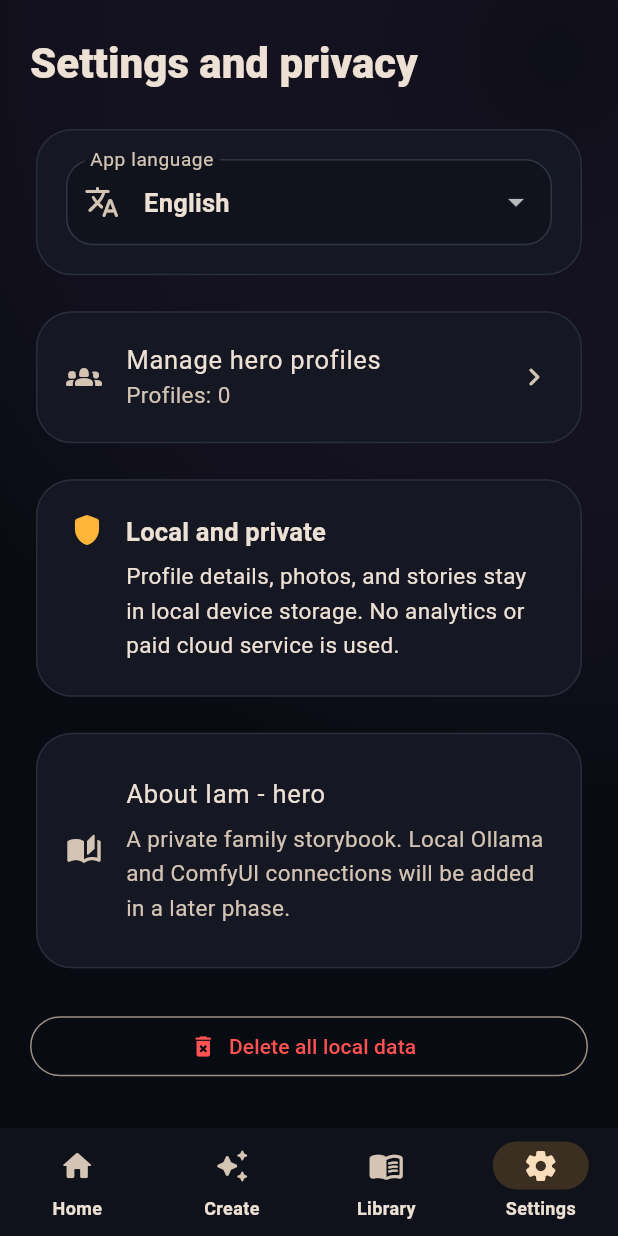
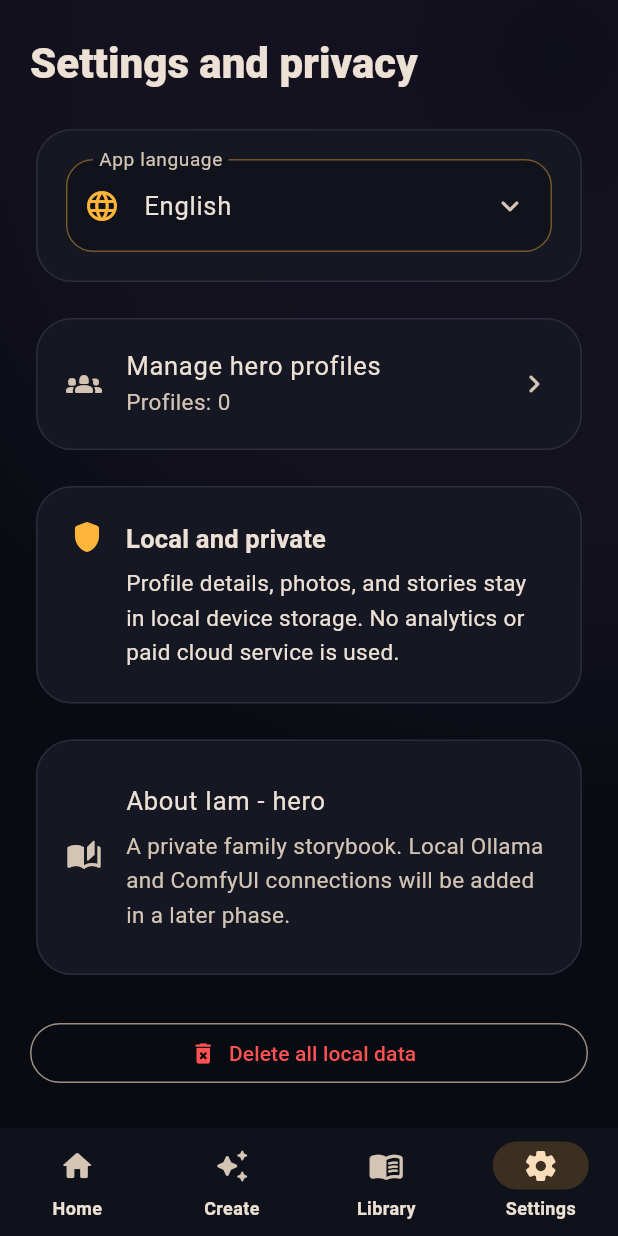
Before and after one commit to Youssefhikal93/Miko-hero, a Flutter app: the screen it shows after launch, item 4 of the bottom bar chosen, on a phone screen of 412 x 824 dp. Run offline on Flutter 3.47's test engine with Material 3 defaults, Android fonts, the phone set to English and light mode, and no system bars; our stand-ins replace flutter_riverpod, flutter_tts, go_router, image_picker, shared_preferences.

Commit message:
Fix Somali locale and refresh language menus

```diff
--- a/lib/app/iam_hero_app.dart
+++ b/lib/app/iam_hero_app.dart
@@ -6,6 +6,7 @@ import 'package:miko_hero/app/app_router.dart';
 import 'package:miko_hero/app/app_theme.dart';
 import 'package:miko_hero/core/models/child_profile.dart';
 import 'package:miko_hero/l10n/app_localizations.dart';
+import 'package:miko_hero/l10n/somali_platform_localizations.dart';
 
 /// Root widget that binds persisted locale state to the routed application.
 class IamHeroApp extends ConsumerWidget {
@@ -27,6 +28,8 @@ class IamHeroApp extends ConsumerWidget {
       supportedLocales: AppLocalizations.supportedLocales,
       localizationsDelegates: const <LocalizationsDelegate<dynamic>>[
         AppLocalizations.delegate,
+        SomaliMaterialLocalizationsDelegate(),
+        SomaliCupertinoLocalizationsDelegate(),
         GlobalMaterialLocalizations.delegate,
         GlobalCupertinoLocalizations.delegate,
         GlobalWidgetsLocalizations.delegate,
--- a/lib/features/settings/settings_page.dart
+++ b/lib/features/settings/settings_page.dart
@@ -5,6 +5,7 @@ import 'package:miko_hero/app/app_controller.dart';
 import 'package:miko_hero/core/models/app_language.dart';
 import 'package:miko_hero/core/models/app_state.dart';
 import 'package:miko_hero/l10n/app_localizations.dart';
+import 'package:miko_hero/shared/app_language_dropdown.dart';
 import 'package:miko_hero/shared/app_state_boundary.dart';
 import 'package:miko_hero/shared/screen_layout.dart';
 
@@ -76,22 +77,12 @@ class _SettingsContent extends ConsumerWidget {
     return Card(
       child: Padding(
         padding: const EdgeInsets.all(20),
-        child: DropdownButtonFormField<AppLanguage>(
-          initialValue: selectedLanguage,
-          decoration: InputDecoration(
-            labelText: text.appLanguage,
-            prefixIcon: const Icon(Icons.translate_rounded),
-          ),
-          items: AppLanguage.values.map((language) {
-            return DropdownMenuItem<AppLanguage>(
-              value: language,
-              child: Text(_languageName(text, language)),
-            );
-          }).toList(),
-          onChanged: (language) {
-            ref
-                .read(appControllerProvider.notifier)
-                .setLocale(language!.locale);
+        child: AppLanguageDropdown(
+          key: ValueKey<String>('app-language-${selectedLanguage.code}'),
+          selectedLanguage: selectedLanguage,
+          label: text.appLanguage,
+          onSelected: (language) {
+            ref.read(appControllerProvider.notifier).setLocale(language.locale);
           },
         ),
       ),
@@ -186,14 +177,4 @@ class _SettingsContent extends ConsumerWidget {
       context,
     ).showSnackBar(SnackBar(content: Text(text.allDataDeleted)));
   }
-
-  /// Returns the localized display name for one supported language.
-  String _languageName(AppLocalizations text, AppLanguage language) {
-    return switch (language) {
-      AppLanguage.english => text.english,
-      AppLanguage.arabic => text.arabic,
-      AppLanguage.swedish => text.swedish,
-      AppLanguage.somali => text.somali,
-    };
-  }
 }
--- /dev/null
+++ b/lib/l10n/somali_platform_localizations.dart
@@ -0,0 +1,49 @@
+import 'package:flutter/cupertino.dart';
+import 'package:flutter/foundation.dart';
+import 'package:flutter/material.dart';
+
+/// Supplies Flutter's built-in Material labels while Somali remains selected.
+class SomaliMaterialLocalizationsDelegate
+    extends LocalizationsDelegate<MaterialLocalizations> {
+  /// Creates the stateless Somali platform-label fallback.
+  const SomaliMaterialLocalizationsDelegate();
+
+  @override
+  /// Uses the fallback only because Flutter does not ship Somali Material text.
+  bool isSupported(Locale locale) => locale.languageCode == 'so';
+
+  @override
+  /// Loads English platform labels without changing the app's Somali locale.
+  Future<MaterialLocalizations> load(Locale locale) {
+    return SynchronousFuture<MaterialLocalizations>(
+      const DefaultMaterialLocalizations(),
+    );
+  }
+
+  @override
+  /// Never reloads because the delegate contains no mutable resources.
+  bool shouldReload(SomaliMaterialLocalizationsDelegate old) => false;
+}
+
+/// Supplies Flutter's built-in Cupertino labels while Somali remains selected.
+class SomaliCupertinoLocalizationsDelegate
+    extends LocalizationsDelegate<CupertinoLocalizations> {
+  /// Creates the stateless Somali platform-label fallback.
+  const SomaliCupertinoLocalizationsDelegate();
+
+  @override
+  /// Uses the fallback only because Flutter does not ship Somali Cupertino text.
+  bool isSupported(Locale locale) => locale.languageCode == 'so';
+
+  @override
+  /// Loads English platform labels without changing the app's Somali locale.
+  Future<CupertinoLocalizations> load(Locale locale) {
+    return SynchronousFuture<CupertinoLocalizations>(
+      const DefaultCupertinoLocalizations(),
+    );
+  }
+
+  @override
+  /// Never reloads because the delegate contains no mutable resources.
+  bool shouldReload(SomaliCupertinoLocalizationsDelegate old) => false;
+}
--- /dev/null
+++ b/lib/shared/app_language_dropdown.dart
@@ -0,0 +1,163 @@
+import 'package:flutter/material.dart';
+import 'package:miko_hero/app/app_theme.dart';
+import 'package:miko_hero/core/models/app_language.dart';
+import 'package:miko_hero/l10n/app_localizations.dart';
+
+/// Four-language selector shared by app and story settings.
+class AppLanguageDropdown extends StatelessWidget {
+  /// Creates a full-width selector using localized language names.
+  const AppLanguageDropdown({
+    required this.selectedLanguage,
+    required this.label,
+    required this.onSelected,
+    this.enabled = true,
+    super.key,
+  });
+
+  /// Language currently displayed in the closed selector.
+  final AppLanguage selectedLanguage;
+
+  /// Localized field label describing what the language controls.
+  final String label;
+
+  /// Reports a deliberate, non-null language choice.
+  final ValueChanged<AppLanguage> onSelected;
+
+  /// Whether the menu accepts a new selection.
+  final bool enabled;
+
+  static const _menuStyle = MenuStyle(
+    backgroundColor: WidgetStatePropertyAll<Color>(AppTheme.panel),
+    surfaceTintColor: WidgetStatePropertyAll<Color>(Colors.transparent),
+    elevation: WidgetStatePropertyAll<double>(10),
+    padding: WidgetStatePropertyAll<EdgeInsetsGeometry>(
+      EdgeInsets.symmetric(vertical: 8),
+    ),
+    shape: WidgetStatePropertyAll<OutlinedBorder>(
+      RoundedRectangleBorder(
+        borderRadius: BorderRadius.all(Radius.circular(18)),
+        side: BorderSide(color: Color(0xFF343949)),
+      ),
+    ),
+  );
+
+  static const _entryStyle = ButtonStyle(
+    minimumSize: WidgetStatePropertyAll<Size>(Size.fromHeight(54)),
+    padding: WidgetStatePropertyAll<EdgeInsetsGeometry>(
+      EdgeInsets.symmetric(horizontal: 14, vertical: 8),
+    ),
+  );
+
+  @override
+  /// Renders a full-width Material 3 menu with clear language badges.
+  Widget build(BuildContext context) {
+    final text = AppLocalizations.of(context);
+    final primary = Theme.of(context).colorScheme.primary;
+    return DropdownMenu<AppLanguage>(
+      initialSelection: selectedLanguage,
+      enabled: enabled,
+      expandedInsets: EdgeInsets.zero,
+      enableSearch: false,
+      requestFocusOnTap: false,
+      selectOnly: true,
+      label: Text(label),
+      leadingIcon: Icon(Icons.language_rounded, color: primary),
+      trailingIcon: const Icon(Icons.keyboard_arrow_down_rounded),
+      selectedTrailingIcon: const Icon(Icons.keyboard_arrow_up_rounded),
+      inputDecorationTheme: _inputDecoration(primary),
+      menuStyle: _menuStyle,
+      dropdownMenuEntries: _languageEntries(text, primary),
+      onSelected: _notifySelection,
+    );
+  }
+
+  /// Matches the field outline to the active child profile's accent.
+  InputDecorationTheme _inputDecoration(Color primary) {
+    final outline = OutlineInputBorder(
+      borderRadius: BorderRadius.circular(18),
+      borderSide: BorderSide(color: primary.withValues(alpha: 0.42)),
+    );
+    return InputDecorationTheme(
+      filled: true,
+      fillColor: const Color(0xFF10131C),
+      contentPadding: const EdgeInsets.symmetric(horizontal: 18, vertical: 18),
+      border: outline,
+      enabledBorder: outline,
+    );
+  }
+
+  /// Builds one menu entry for every currently supported application language.
+  List<DropdownMenuEntry<AppLanguage>> _languageEntries(
+    AppLocalizations text,
+    Color primary,
+  ) {
+    return AppLanguage.values
+        .map((language) {
+          return DropdownMenuEntry<AppLanguage>(
+            value: language,
+            label: _languageName(text, language),
+            leadingIcon: _LanguageBadge(language: language),
+            trailingIcon: language == selectedLanguage
+                ? Icon(Icons.check_circle_rounded, color: primary)
+                : null,
+            style: _entryStyle,
+          );
+        })
+        .toList(growable: false);
+  }
+
+  /// Uses the current interface locale for every language display name.
+  String _languageName(AppLocalizations text, AppLanguage language) {
+    return switch (language) {
+      AppLanguage.english => text.english,
+      AppLanguage.arabic => text.arabic,
+      AppLanguage.swedish => text.swedish,
+      AppLanguage.somali => text.somali,
+    };
+  }
+
+  /// Ignores framework null events and reports only complete selections.
+  void _notifySelection(AppLanguage? language) {
+    if (language != null) onSelected(language);
+  }
+}
+
+/// Compact ISO badge displayed beside each localized language name.
+class _LanguageBadge extends StatelessWidget {
+  /// Creates a badge for one supported application language.
+  const _LanguageBadge({required this.language});
+
+  final AppLanguage language;
+
+  @override
+  /// Uses the active profile accent while preserving high text contrast.
+  Widget build(BuildContext context) {
+    final primary = Theme.of(context).colorScheme.primary;
+    return Container(
+      width: 38,
+      height: 30,
+      alignment: Alignment.center,
+      decoration: _decoration(primary),
+      child: Text(language.code.toUpperCase(), style: _textStyle(primary)),
+    );
+  }
+
+  /// Applies a subtle profile-colored surface without reducing contrast.
+  BoxDecoration _decoration(Color primary) {
+    return BoxDecoration(
+      color: primary.withValues(alpha: 0.14),
+      borderRadius: BorderRadius.circular(10),
+      border: Border.all(color: primary.withValues(alpha: 0.34)),
+    );
+  }
+
+  /// Keeps two-letter language codes compact and visually distinct.
+  TextStyle _textStyle(Color primary) {
+    return TextStyle(
+      color: primary,
+      fontSize: 12,
+      fontWeight: FontWeight.w800,
+      letterSpacing: 0.7,
+    );
+  }
+}
```
Also changed, not shown: lib/features/story_creation/story_creation_page.dart (+6 -22 lines), 1 other file.
